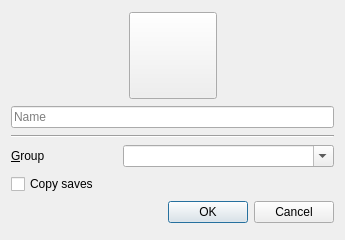
The window that application/dialogs/CopyInstanceDialog.ui (FreesmTeam/FreesmLauncher) describes before a commit, drawn with Qt 5.
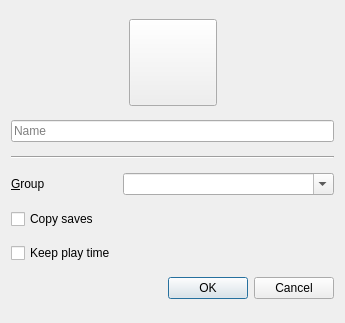
The same window after the commit. Icons and pictures are not drawn.

Commit message: GH-2769 add an option to not copy play time when copying instances

```diff
--- a/application/dialogs/CopyInstanceDialog.ui
+++ b/application/dialogs/CopyInstanceDialog.ui
@@ -10,7 +10,7 @@
     <x>0</x>
     <y>0</y>
     <width>345</width>
-    <height>240</height>
+    <height>323</height>
    </rect>
   </property>
   <property name="windowTitle">
@@ -116,6 +116,13 @@
      </property>
     </widget>
    </item>
+   <item>
+    <widget class="QCheckBox" name="keepPlaytimeCheckbox">
+     <property name="text">
+      <string>Keep play time</string>
+     </property>
+    </widget>
+   </item>
    <item>
     <widget class="QDialogButtonBox" name="buttonBox">
      <property name="orientation">
```
Left out of the diff: 7 changed lines with no effect on the pictures. The commit also changes 5 other files.
